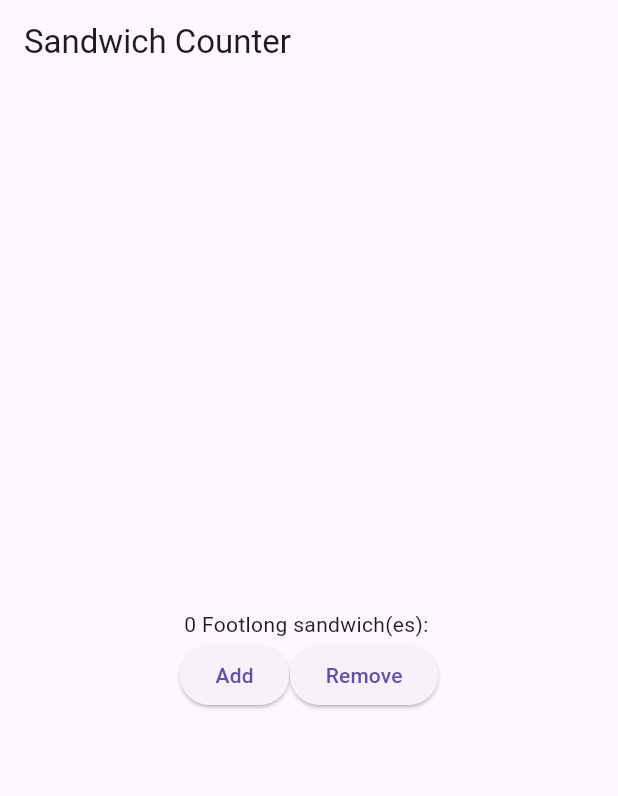
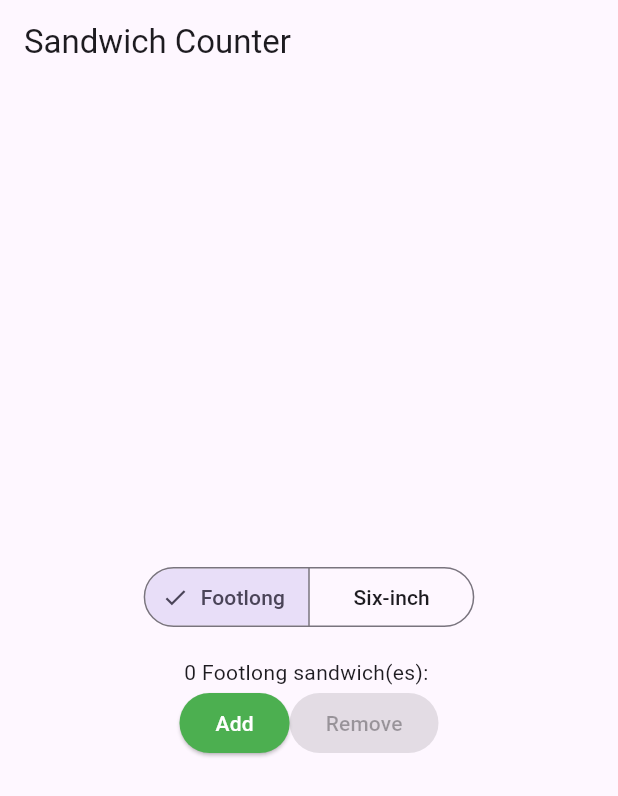
Before and after one commit to Ty694nite/Programming-Applications-and-Programming-Languages, a Flutter app: the screen it shows after launch, on a phone screen of 412 x 824 dp. Shown: the top 796 px of the screen. Run offline on Flutter 3.47's test engine with Material 3 defaults, Android fonts, the phone set to English and light mode, and no system bars.

Commit message:
Add Styled Button

```diff
--- a/flutter_application_1/lib/main.dart
+++ b/flutter_application_1/lib/main.dart
@@ -29,6 +29,7 @@ class OrderScreen extends StatefulWidget {
 
 class _OrderScreenState extends State<OrderScreen> {
   int _quantity = 0;
+  String _selectedType = 'Footlong';
 
   void _increaseQuantity() {
     if (_quantity < widget.maxQuantity) {
@@ -50,23 +51,59 @@ class _OrderScreenState extends State<OrderScreen> {
         child: Column(
           mainAxisAlignment: MainAxisAlignment.center,
           children: <Widget>[
-            OrderItemDisplay(_quantity, 'Footlong'),
+            Padding(
+              padding: const EdgeInsets.only(bottom: 16.0),
+              child: SegmentedButton<String>(
+                segments: const [
+                  ButtonSegment(value: 'Footlong', label: Text('Footlong')),
+                  ButtonSegment(value: 'Six-inch', label: Text('Six-inch')),
+                ],
+                selected: <String>{_selectedType},
+                onSelectionChanged: (Set<String> newSelection) {
+                  setState(() {
+                    _selectedType = newSelection.first;
+                  });
+                },
+              ),
+            ),
+            OrderItemDisplay(_quantity, _selectedType),
             Row(
               mainAxisAlignment: MainAxisAlignment.center,
               children: [
-                ElevatedButton(
-                  onPressed: _increaseQuantity,
-                  child: const Text('Add'),
+                StyledButton(
+                  onPressed: _quantity >= widget.maxQuantity
+                      ? null
+                      : _increaseQuantity,
+                  label: 'Add',
                 ),
-                ElevatedButton(
-                  onPressed: _decreaseQuantity,
-                  child: const Text('Remove'),
+                StyledButton(
+                  onPressed: _quantity <= 0 ? null : _decreaseQuantity,
+                  label: 'Remove',
                 ),
               ],
             ),
           ],
         ),
       ),
+    );
+  }
+}
+
+class StyledButton extends StatelessWidget {
+  final VoidCallback? onPressed;
+  final String label;
+
+  const StyledButton({super.key, required this.onPressed, required this.label});
+
+  @override
+  Widget build(BuildContext context) {
+    return ElevatedButton(
+      onPressed: onPressed,
+      style: ElevatedButton.styleFrom(
+        backgroundColor: Colors.green,
+        foregroundColor: Colors.white,
+      ),
+      child: Text(label),
     );
   }
 }
```
Also changed, not shown: flutter_application_1/pubspec.yaml (+7 -65 lines).
